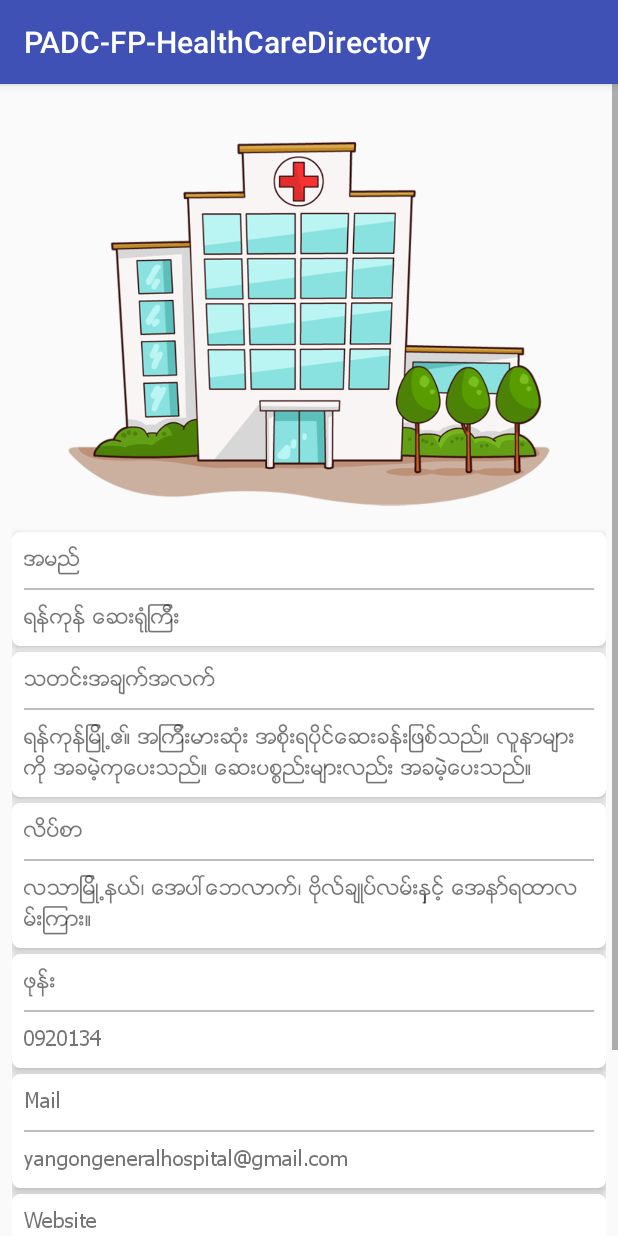
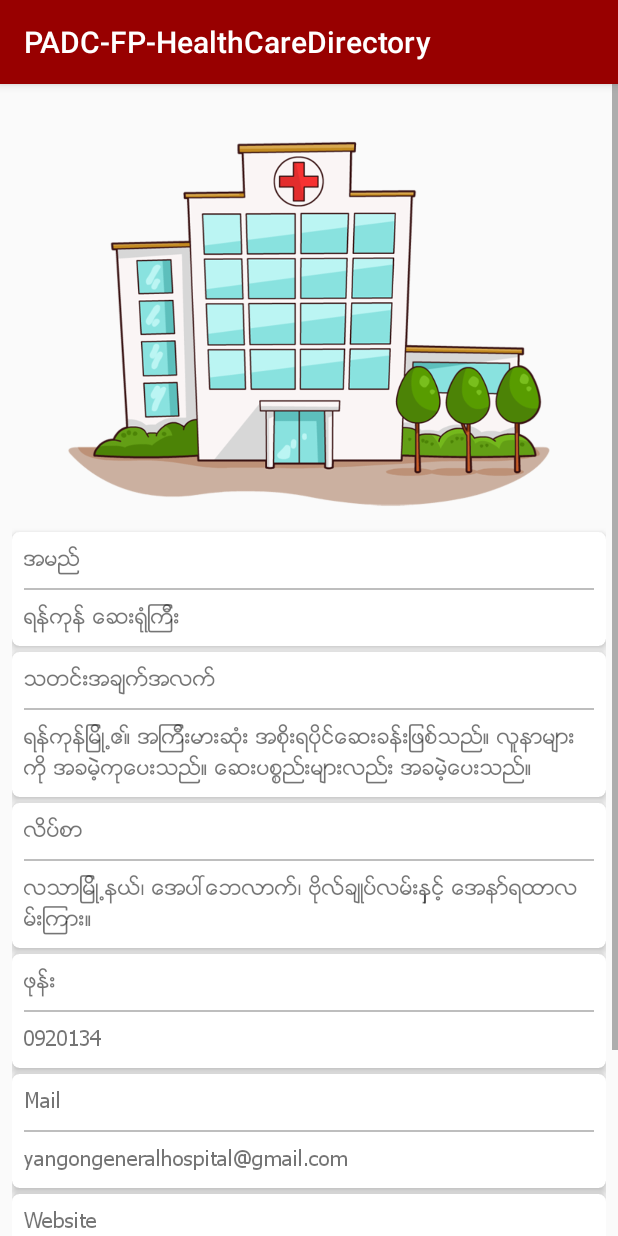
Before and after one commit to phyoe/PADC-FP-HealthCareDirectory, an Android app: the HospitalDetailActivity screen opened directly, with no data from a screen before it, on a phone screen of 412 x 824 dp. Run offline under Robolectric (Android 15) with nearby library versions, the phone set to English and light mode, and no system bars.

Commit message:
change readme+color+style

```diff
--- a/PADC-FP-HealthCareDirectory/app/src/main/res/values/colors.xml
+++ b/PADC-FP-HealthCareDirectory/app/src/main/res/values/colors.xml
@@ -4,4 +4,13 @@
     <color name="colorPrimaryDark">#303F9F</color>
     <color name="colorAccent">#FF4081</color>
     <color name="line_color">#bebebe</color>
+
+    <color name="primary">#980000</color>
+    <color name="primary_dark">#5a0000</color>
+    <color name="primary_light">#FFECB3</color>
+    <color name="accent">#ee0707</color>
+    <color name="primary_text">#212121</color>
+    <color name="secondary_text">#757575</color>
+    <color name="icons">#212121</color>
+    <color name="divider">#BDBDBD</color>
 </resources>
--- a/PADC-FP-HealthCareDirectory/app/src/main/res/values/styles.xml
+++ b/PADC-FP-HealthCareDirectory/app/src/main/res/values/styles.xml
@@ -3,9 +3,9 @@
     <!-- Base application theme. -->
     <style name="AppTheme" parent="Theme.AppCompat.Light.DarkActionBar">
         <!-- Customize your theme here. -->
-        <item name="colorPrimary">@color/colorPrimary</item>
-        <item name="colorPrimaryDark">@color/colorPrimaryDark</item>
-        <item name="colorAccent">@color/colorAccent</item>
+        <item name="colorPrimary">@color/primary</item>
+        <item name="colorPrimaryDark">@color/primary_dark</item>
+        <item name="colorAccent">@color/accent</item>
     </style>
 
     <style name="AppTheme.NoActionBar">
```
Also changed, not shown: 1 other file.
